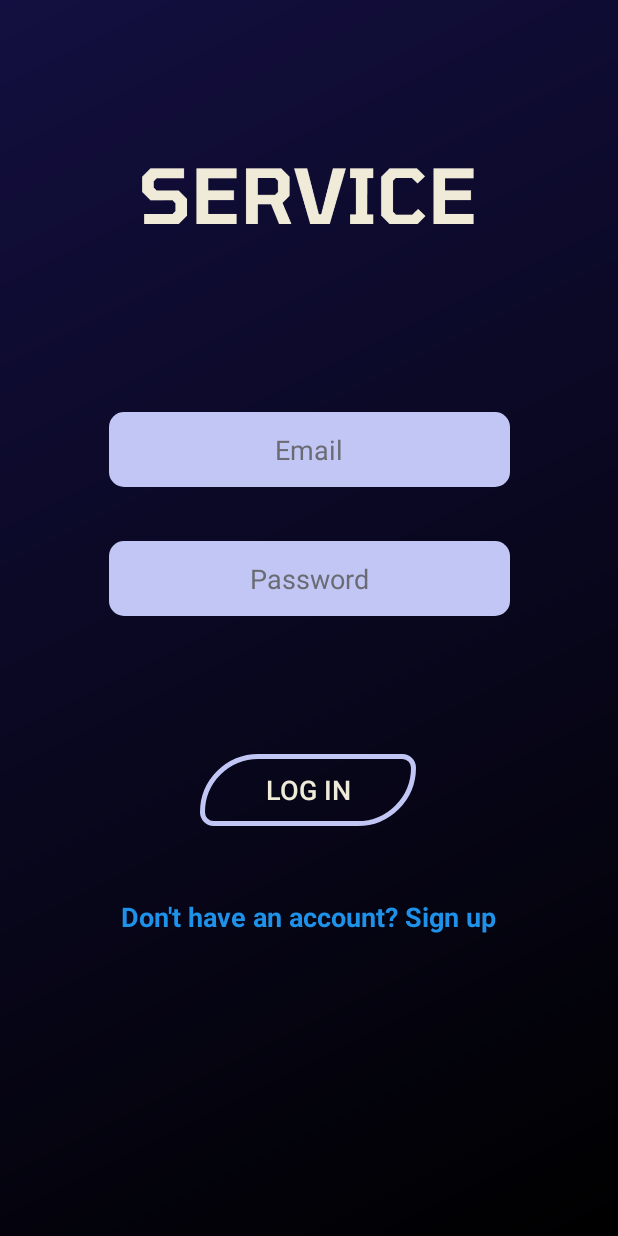
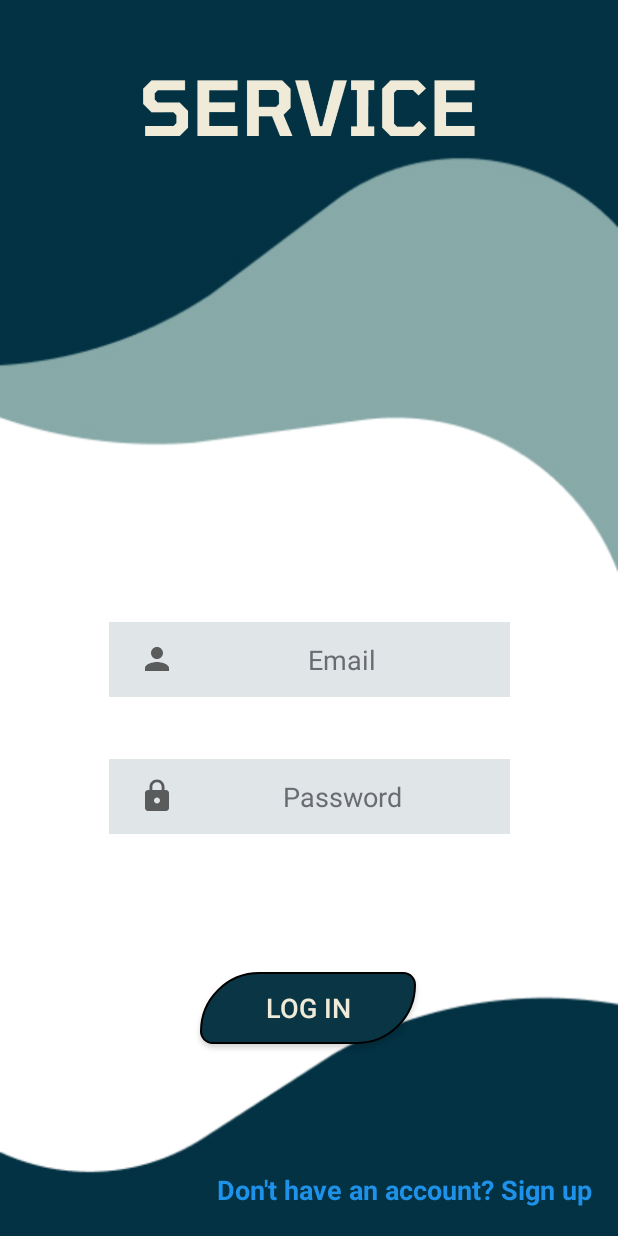
Before and after one commit to MarwaneBella/Serve-App, an Android app: the screen it shows after launch (Login), on a phone screen of 412 x 824 dp. Run offline under Robolectric (Android 15) with nearby library versions, the phone set to English and light mode, and no system bars; our stand-ins replace Firebase (no records; nobody signed in at launch, a user with empty details on screens opened directly).

Commit message:
hamza update5

```diff
--- a/app/src/main/res/drawable/btn_normal.xml
+++ b/app/src/main/res/drawable/btn_normal.xml
@@ -11,9 +11,15 @@
         android:topRightRadius="10dp"/>
 
     <!--Stroke size and color-->
-    <stroke android:width="3dp"
-        android:color="#C1C6F4" />
+    <stroke android:width="1dp"
+        android:color="#000000" />
 
     <!--Fill Color of the Button-->
 
+    <!--Fill Color of the Button-->
+    <gradient android:angle="180"
+        android:startColor="#093545"
+        android:endColor="#093545"
+        />
+
 </shape>
--- a/app/src/main/res/drawable/btn_pressed.xml
+++ b/app/src/main/res/drawable/btn_pressed.xml
@@ -12,13 +12,13 @@
         android:topRightRadius="10dp"/>
 
     <!--Stroke size and color-->
-    <stroke android:width="3dp"
-        android:color="#C1C6F4" />
+    <stroke android:width="1dp"
+        android:color="#000000" />
 
     <!--Fill Color of the Button-->
     <gradient android:angle="180"
-        android:startColor="#6965CD"
-        android:endColor="#1D0050"
+        android:startColor="#0D524F"
+        android:endColor="#0D524F"
         />
 
 
--- /dev/null
+++ b/app/src/main/res/drawable/ic_baseline_lock_24.xml
@@ -0,0 +1,10 @@
+<vector xmlns:android="http://schemas.android.com/apk/res/android"
+    android:width="24dp"
+    android:height="24dp"
+    android:viewportWidth="24"
+    android:viewportHeight="24"
+    android:tint="?attr/colorControlNormal">
+  <path
+      android:fillColor="@android:color/white"
+      android:pathData="M18,8h-1L17,6c0,-2.76 -2.24,-5 -5,-5S7,3.24 7,6v2L6,8c-1.1,0 -2,0.9 -2,2v10c0,1.1 0.9,2 2,2h12c1.1,0 2,-0.9 2,-2L20,10c0,-1.1 -0.9,-2 -2,-2zM12,17c-1.1,0 -2,-0.9 -2,-2s0.9,-2 2,-2 2,0.9 2,2 -0.9,2 -2,2zM15.1,8L8.9,8L8.9,6c0,-1.71 1.39,-3.1 3.1,-3.1 1.71,0 3.1,1.39 3.1,3.1v2z"/>
+</vector>
--- /dev/null
+++ b/app/src/main/res/drawable/ic_baseline_person_24.xml
@@ -0,0 +1,10 @@
+<vector xmlns:android="http://schemas.android.com/apk/res/android"
+    android:width="24dp"
+    android:height="24dp"
+    android:viewportWidth="24"
+    android:viewportHeight="24"
+    android:tint="?attr/colorControlNormal">
+  <path
+      android:fillColor="@android:color/white"
+      android:pathData="M12,12c2.21,0 4,-1.79 4,-4s-1.79,-4 -4,-4 -4,1.79 -4,4 1.79,4 4,4zM12,14c-2.67,0 -8,1.34 -8,4v2h16v-2c0,-2.66 -5.33,-4 -8,-4z"/>
+</vector>
--- a/app/src/main/res/layout/activity_login.xml
+++ b/app/src/main/res/layout/activity_login.xml
@@ -7,7 +7,7 @@
     android:layout_height="match_parent"
     tools:context=".Login"
     android:layout_gravity="center"
-    android:background="@drawable/bg"
+    android:background="@drawable/fffff"
     >
 
 
@@ -17,10 +17,9 @@
         android:layout_height="72dp"
         app:layout_constraintBottom_toBottomOf="parent"
         app:layout_constraintEnd_toEndOf="parent"
-        app:layout_constraintHorizontal_bias="0.497"
         app:layout_constraintStart_toStartOf="parent"
         app:layout_constraintTop_toTopOf="parent"
-        app:layout_constraintVertical_bias="0.126"
+        app:layout_constraintVertical_bias="0.048"
         app:srcCompat="@drawable/finalservice"
         app:tint="@color/secondColor" />
 
@@ -29,29 +28,36 @@
         android:layout_width="267dp"
         android:layout_height="50dp"
         android:layout_marginTop="108dp"
-        android:background="@drawable/edittext"
+        android:background="#20093545"
+        android:drawableLeft="@drawable/ic_baseline_person_24"
+        android:drawablePadding="0dp"
         android:ems="13"
         android:gravity="center"
         android:hint="@string/hintEmail"
         android:inputType="textEmailAddress"
+
+        android:paddingLeft="20dp"
         android:textColor="@color/black"
         android:textColorHint="@color/textHintColor"
         app:layout_constraintBottom_toBottomOf="parent"
         app:layout_constraintEnd_toEndOf="parent"
         app:layout_constraintStart_toStartOf="parent"
         app:layout_constraintTop_toBottomOf="@+id/logo"
-        app:layout_constraintVertical_bias="0.0" />
+        app:layout_constraintVertical_bias="0.356" />
 
     <EditText
         android:id="@+id/etPassword"
         android:layout_width="267dp"
         android:layout_height="50dp"
         android:layout_marginTop="36dp"
-        android:background="@drawable/edittext"
+        android:background="#20093545"
+        android:drawableLeft="@drawable/ic_baseline_lock_24"
+        android:drawablePadding="0dp"
         android:ems="13"
         android:gravity="center"
         android:hint="@string/hintPass"
         android:inputType="textPassword"
+        android:paddingLeft="20dp"
         android:textColor="@color/black"
         android:textColorHint="@color/textHintColor"
         android:textSize="18sp"
@@ -59,7 +65,7 @@
         app:layout_constraintEnd_toEndOf="parent"
         app:layout_constraintStart_toStartOf="parent"
         app:layout_constraintTop_toBottomOf="@+id/etEmail"
-        app:layout_constraintVertical_bias="0.0" />
+        app:layout_constraintVertical_bias="0.019" />
 
     <android.widget.Button
         android:id="@+id/btnLog"
@@ -88,10 +94,10 @@
         android:textStyle="bold"
         app:layout_constraintBottom_toBottomOf="parent"
         app:layout_constraintEnd_toEndOf="parent"
-        app:layout_constraintHorizontal_bias="0.496"
+        app:layout_constraintHorizontal_bias="0.891"
         app:layout_constraintStart_toStartOf="parent"
         app:layout_constraintTop_toBottomOf="@+id/btnLog"
-        app:layout_constraintVertical_bias="0.074" />
+        app:layout_constraintVertical_bias="0.738" />
 
 
 </androidx.constraintlayout.widget.ConstraintLayout>
```
Also changed, not shown: app/src/main/res/drawable/ic_baseline_alternate_email_24.xml (added, +10 -0 lines), app/src/main/res/drawable/servbg.xml (added, +27 -0 lines), app/src/main/res/drawable-v24/fffff.png (added), app/src/main/res/drawable-v24/logofill.png (added), app/src/main/res/drawable-v24/plz2.png (added), app/src/main/res/drawable/bgser.jpg (added).
